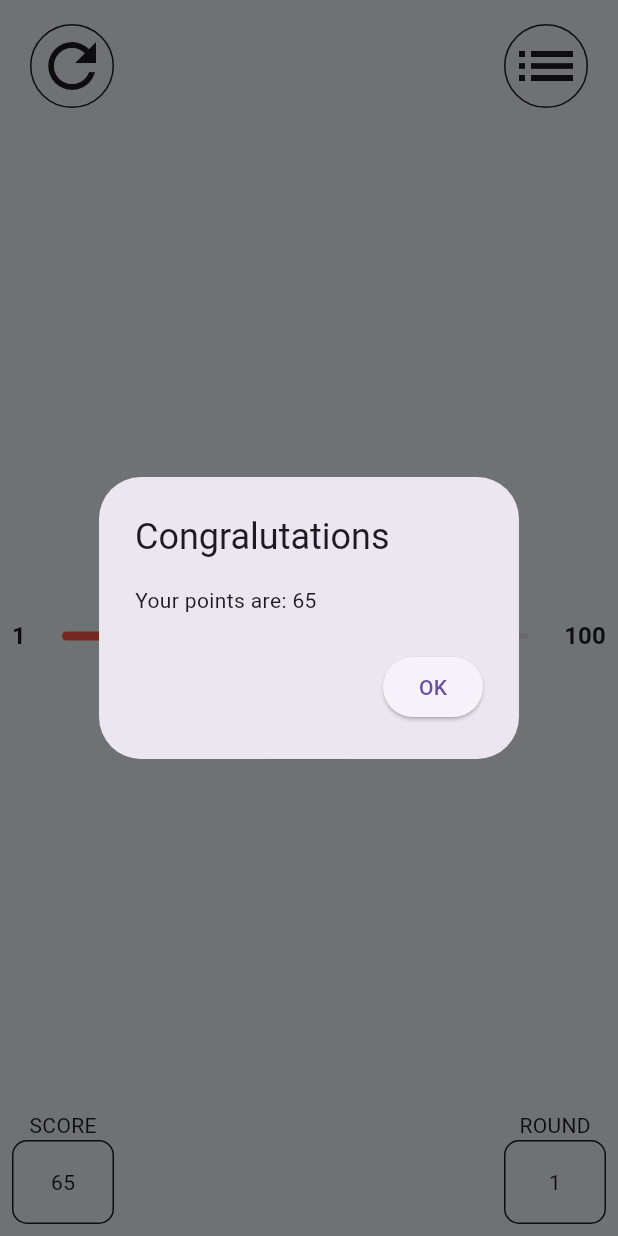
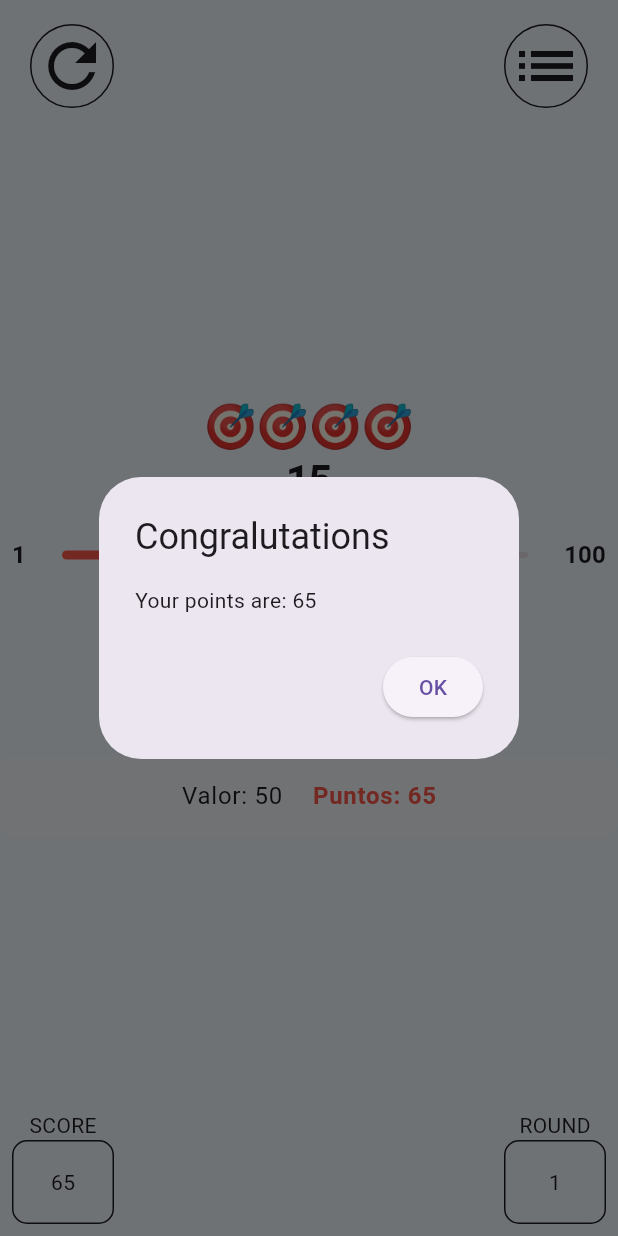
Before and after one commit to Xavierete/ActividadFlutter, a Flutter app: the screen it shows after launch, after a tap on "TRY", on a phone screen of 412 x 824 dp. Run offline on Flutter 3.47's test engine with Material 3 defaults, Android fonts, the phone set to English and light mode, and no system bars.

Commit message:
Implement attempt tracking in Game class and display in UI

```diff
--- a/lib/game.dart
+++ b/lib/game.dart
@@ -8,11 +8,13 @@ class Game {
   int _points = 0;
   int _score = 0;
   int _rounds = 0;
+  List<Map<String, dynamic>> _attempts = [];
 
   int get score => _score;
   int get rounds => _rounds;
   int get targetValue => _targetValue;
   int get points => _points;
+  List<Map<String, dynamic>> get attempts => _attempts;
 
   Game() {
     _targetValue = Random().nextInt(MAX_VALUE + 1 - MIN_VALUE) + MIN_VALUE;
@@ -24,6 +26,17 @@ class Game {
     _points = (MAX_VALUE - difference);
     _score += _points;
     _rounds++;
+
+    // Guardo el intento actual
+    _attempts.add({
+      'value': sliderValueInt,
+      'points': _points,
+    });
+
+    // Limito a los 2 últimos intentos
+    if (_attempts.length > 2) {
+      _attempts.removeAt(0);
+    }
   }
 
   void reset() {
@@ -36,5 +49,6 @@ class Game {
     _points = 0;
     _score = 0;
     _rounds = 0;
+    _attempts = [];
   }
 }
--- a/lib/main.dart
+++ b/lib/main.dart
@@ -80,6 +80,49 @@ class _ContentViewState extends State<ContentView> {
               ).textTheme.titleLarge?.copyWith(color: Colors.white),
             ),
           ),
+
+          // Historial de intentos
+          if (appState.attempts.isNotEmpty) ...[
+            const SizedBox(height: 20),
+            Text(
+              "Últimos intentos:",
+              style: Theme.of(context).textTheme.titleMedium?.copyWith(
+                fontWeight: FontWeight.bold,
+              ),
+            ),
+            const SizedBox(height: 10),
+            Container(
+              padding: const EdgeInsets.all(10),
+              decoration: BoxDecoration(
+                color: Colors.white.withOpacity(0.2),
+                borderRadius: BorderRadius.circular(10),
+              ),
+              child: Column(
+                children: appState.attempts.map((attempt) {
+                  return Padding(
+                    padding: const EdgeInsets.symmetric(vertical: 5),
+                    child: Row(
+                      mainAxisAlignment: MainAxisAlignment.center,
+                      children: [
+                        Text(
+                          "Valor: ${attempt['value']}",
+                          style: Theme.of(context).textTheme.bodyLarge,
+                        ),
+                        const SizedBox(width: 20),
+                        Text(
+                          "Puntos: ${attempt['points']}",
+                          style: Theme.of(context).textTheme.bodyLarge?.copyWith(
+                            fontWeight: FontWeight.bold,
+                            color: AppColors.primaryColor,
+                          ),
+                        ),
+                      ],
+                    ),
+                  );
+                }).toList(),
+              ),
+            ),
+          ],
         ],
       ),
     );
--- a/lib/view_model.dart
+++ b/lib/view_model.dart
@@ -4,11 +4,11 @@ import 'package:flutter_guess_the_number/game.dart';
 class ViewModel extends ChangeNotifier {
   final Game _game = Game();
 
-
   int get score => _game.score;
   int get rounds => _game.rounds;
   int get targetValue => _game.targetValue;
   int get points => _game.points;
+  List<Map<String, dynamic>> get attempts => _game.attempts;
 
   void calculatePoints(double sliderValue) {
     _game.calculatePoints(sliderValue);
@@ -23,5 +23,4 @@ class ViewModel extends ChangeNotifier {
     _game.restartGame();
     notifyListeners();
   }
-
 }
```
